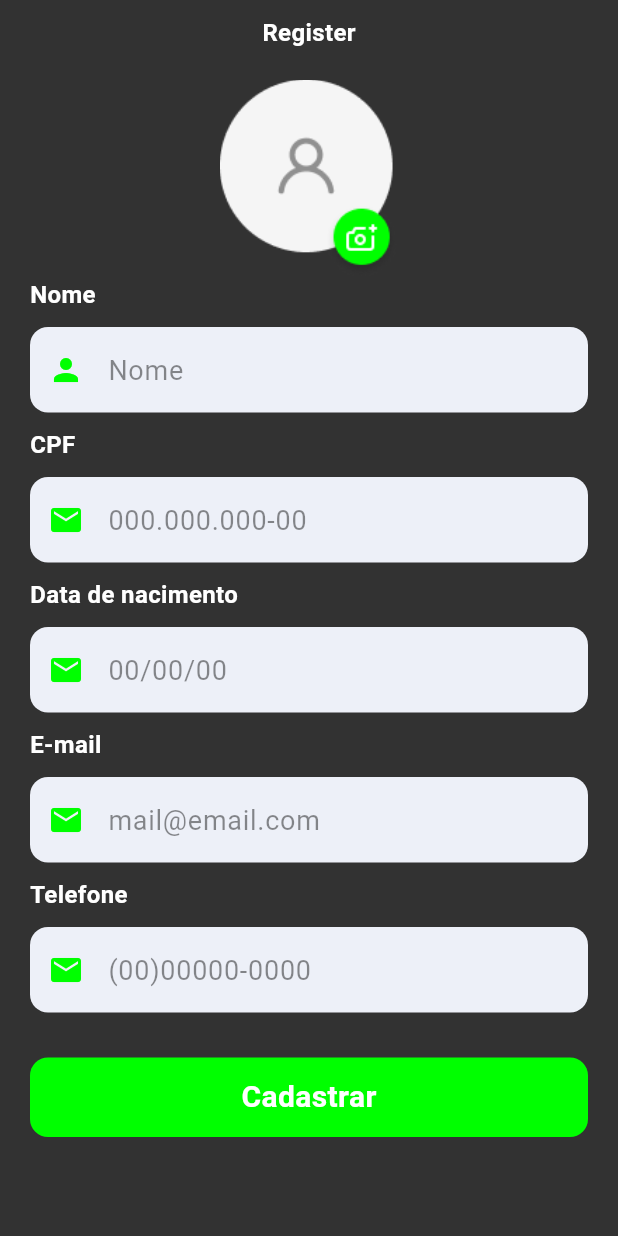
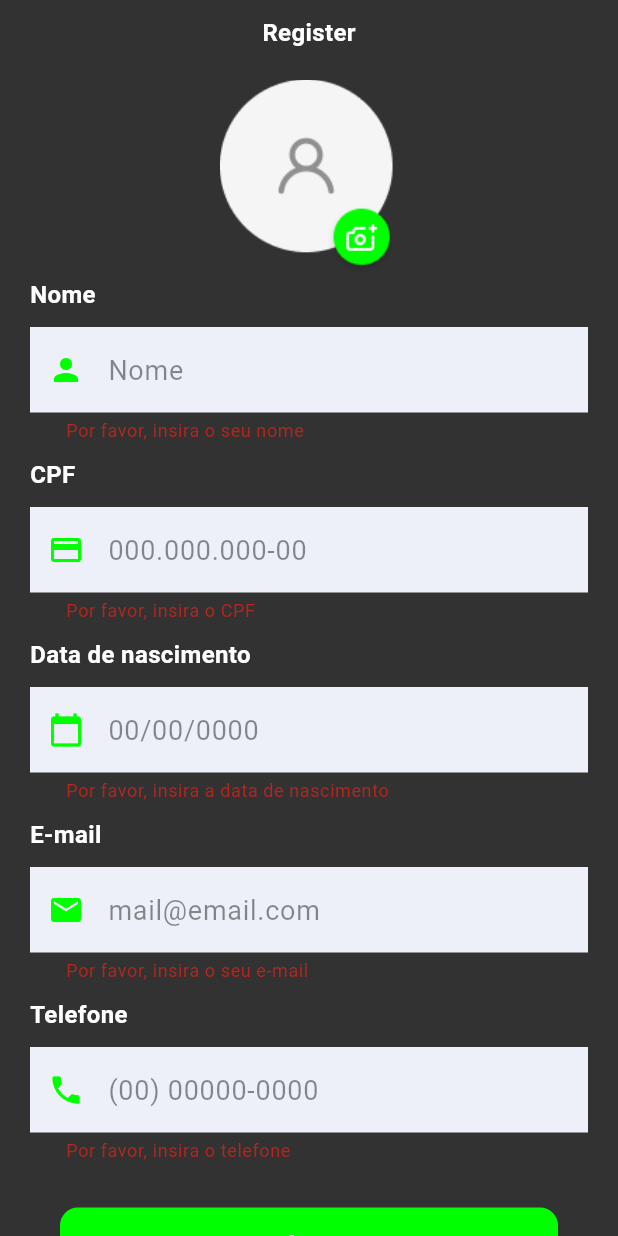
Before and after one commit to ArthurFerreira04/FlutterLoginDefault, a Flutter app: the RegisterScreen screen opened directly, after a tap on "Cadastrar", on a phone screen of 412 x 824 dp. Run offline on Flutter 3.47's test engine with Material 3 defaults, Android fonts, the phone set to English and light mode, and no system bars; our stand-ins replace carousel_slider, dio, flutter_masked_text2.

Commit message:
[Feature] Create Text Field Validators

```diff
--- a/login_default/lib/login/Widget/text_field.dart
+++ b/login_default/lib/login/Widget/text_field.dart
@@ -6,6 +6,7 @@ class TextFieldInpute extends StatelessWidget {
   final String hintText;
   final IconData icon;
   final bool obscureText;
+  final String? Function(String?)? validator;
 
   const TextFieldInpute({
     super.key,
@@ -14,15 +15,17 @@ class TextFieldInpute extends StatelessWidget {
     required this.hintText,
     required this.icon,
     this.obscureText = false,
+    this.validator,
   });
 
   @override
   Widget build(BuildContext context) {
     return Padding(
       padding: const EdgeInsets.symmetric(vertical: 10),
-      child: TextField(
+      child: TextFormField(
         obscureText: isPass || obscureText,
         controller: textEditingController,
+        validator: validator,
         decoration: InputDecoration(
           hintText: hintText,
           hintStyle: const TextStyle(
--- /dev/null
+++ b/login_default/lib/login/Widget/validators.dart
@@ -0,0 +1,77 @@
+class Validators {
+  static String? validateName(String? value) {
+    if (value == null || value.isEmpty) {
+      return 'Por favor, insira o seu nome';
+    }
+    return null;
+  }
+
+  static String? validateEmail(String? value) {
+    if (value == null || value.isEmpty) {
+      return 'Por favor, insira o seu e-mail';
+    }
+    const pattern = r'^[a-zA-Z0-9._%+-]+@[a-zA-Z0-9.-]+\.[a-zA-Z]{2,}$';
+    final regex = RegExp(pattern);
+    if (!regex.hasMatch(value)) {
+      return 'Insira um e-mail válido';
+    }
+    return null;
+  }
+
+  static String? validatePassword(String? value) {
+    if (value == null || value.isEmpty) {
+      return 'Por favor, insira sua senha';
+    } else if (value.length < 6) {
+      return 'A senha deve ter pelo menos 6 caracteres';
+    }
+    return null;
+  }
+
+  static String? validateCpf(String? value) {
+    if (value == null || value.isEmpty) {
+      return 'Por favor, insira o CPF';
+    }
+
+    final cleanCpf = value.replaceAll(RegExp(r'[^\d]'), '');
+    if (cleanCpf.length != 11) {
+      return 'O CPF deve ter 11 dígitos';
+    }
+
+    const pattern = r'^\d{3}\.\d{3}\.\d{3}-\d{2}$';
+    final regex = RegExp(pattern);
+    if (!regex.hasMatch(value)) {
+      return 'Insira um CPF válido no formato 000.000.000-00';
+    }
+    return null;
+  }
+
+  static String? validateDateOfBirth(String? value) {
+    if (value == null || value.isEmpty) {
+      return 'Por favor, insira a data de nascimento';
+    }
+    const pattern = r'^\d{2}/\d{2}/\d{4}$';
+    final regex = RegExp(pattern);
+    if (!regex.hasMatch(value)) {
+      return 'Insira uma data de nascimento válida no formato dd/mm/aaaa';
+    }
+    return null;
+  }
+
+  static String? validatePhone(String? value) {
+    if (value == null || value.isEmpty) {
+      return 'Por favor, insira o telefone';
+    }
+
+    final cleanPhone = value.replaceAll(RegExp(r'[^\d]'), '');
+    if (cleanPhone.length != 11) {
+      return 'O telefone deve ter 11 dígitos';
+    }
+
+    const pattern = r'^\(\d{2}\) \d{5}-\d{4}$';
+    final regex = RegExp(pattern);
+    if (!regex.hasMatch(value)) {
+      return 'Insira um telefone válido no formato (00) 00000-0000';
+    }
+    return null;
+  }
+}
--- a/login_default/lib/login/screen/home_screen.dart
+++ b/login_default/lib/login/screen/home_screen.dart
@@ -49,7 +49,6 @@ class _HomeScreenState extends State<HomeScreen> {
                 'Upcoming',
                 style: TextStyle(color: Colors.white),
               ),
-              //Carrossel
               FutureBuilder(
                 future: upcomingMovies,
                 builder: (context, snapshot) {
@@ -81,7 +80,6 @@ class _HomeScreenState extends State<HomeScreen> {
                 },
               ),
 
-              //Popular Movies
               const Text(
                 'Popular',
                 style: TextStyle(color: Colors.white),
--- a/login_default/lib/login/screen/register_screen.dart
+++ b/login_default/lib/login/screen/register_screen.dart
@@ -1,6 +1,8 @@
 import 'package:flutter/material.dart';
+import 'package:flutter_masked_text2/flutter_masked_text2.dart';
 import 'package:login_default/login/Widget/button.dart';
 import 'package:login_default/login/Widget/text_field.dart';
+import 'package:login_default/login/Widget/validators.dart';
 
 class RegisterScreen extends StatefulWidget {
   const RegisterScreen({super.key});
@@ -11,10 +13,12 @@ class RegisterScreen extends StatefulWidget {
 
 class _RegisterScreenState extends State<RegisterScreen> {
   final TextEditingController nameController = TextEditingController();
-  final TextEditingController cpfController = TextEditingController();
-  final TextEditingController dateOfBirthController = TextEditingController();
+  final MaskedTextController cpfController = MaskedTextController(mask: '000.000.000-00');
+  final MaskedTextController dateOfBirthController = MaskedTextController(mask: '00/00/0000');
   final TextEditingController emailController = TextEditingController();
-  final TextEditingController phoneController = TextEditingController();
+  final MaskedTextController phoneController = MaskedTextController(mask: '(00) 00000-0000');
+
+  final GlobalKey<FormState> _formKey = GlobalKey<FormState>();
 
   @override
   Widget build(BuildContext context) {
@@ -24,6 +28,8 @@ class _RegisterScreenState extends State<RegisterScreen> {
       body: SafeArea(
         child: SingleChildScrollView(
           child: SizedBox(
+            child: Form(
+              key: _formKey,
               child: Column(
                 crossAxisAlignment: CrossAxisAlignment.center,
                 children: [
@@ -63,8 +69,9 @@ class _RegisterScreenState extends State<RegisterScreen> {
                           width: double.infinity,
                           child: TextFieldInpute(
                             textEditingController: nameController,
-                          hintText: "Nome ",
+                            hintText: "Nome",
                             icon: Icons.person,
+                            validator: Validators.validateName,
                           ),
                         ),
                       ],
@@ -88,7 +95,8 @@ class _RegisterScreenState extends State<RegisterScreen> {
                           child: TextFieldInpute(
                             textEditingController: cpfController,
                             hintText: "000.000.000-00",
-                          icon: Icons.email,
+                            icon: Icons.credit_card,
+                            validator: Validators.validateCpf,
                           ),
                         ),
                       ],
@@ -100,7 +108,7 @@ class _RegisterScreenState extends State<RegisterScreen> {
                       crossAxisAlignment: CrossAxisAlignment.start,
                       children: [
                         const Text(
-                        "Data de nacimento",
+                          "Data de nascimento",
                           style: TextStyle(
                             fontWeight: FontWeight.bold,
                             fontSize: 16,
@@ -111,8 +119,9 @@ class _RegisterScreenState extends State<RegisterScreen> {
                           width: double.infinity,
                           child: TextFieldInpute(
                             textEditingController: dateOfBirthController,
-                          hintText: "00/00/00",
-                          icon: Icons.email,
+                            hintText: "00/00/0000",
+                            icon: Icons.calendar_today,
+                            validator: Validators.validateDateOfBirth,
                           ),
                         ),
                       ],
@@ -137,12 +146,12 @@ class _RegisterScreenState extends State<RegisterScreen> {
                             textEditingController: emailController,
                             hintText: "mail@email.com",
                             icon: Icons.email,
+                            validator: Validators.validateEmail,
                           ),
                         ),
                       ],
                     ),
                   ),
-
                   Padding(
                     padding: const EdgeInsets.symmetric(horizontal: 20.0),
                     child: Column(
@@ -160,22 +169,31 @@ class _RegisterScreenState extends State<RegisterScreen> {
                           width: double.infinity,
                           child: TextFieldInpute(
                             textEditingController: phoneController,
-                          hintText: "(00)00000-0000",
-                          icon: Icons.email,
+                            hintText: "(00) 00000-0000",
+                            icon: Icons.phone,
+                            validator: Validators.validatePhone,
                           ),
                         ),
                       ],
                     ),
                   ),
-
-            MyButton(onTab: () {}, text: "Cadastrar"),
+                  Padding(
+                    padding: const EdgeInsets.symmetric(horizontal: 20.0),
+                    child: MyButton(
+                      onTab: () {
+                        if (_formKey.currentState?.validate() ?? false) {
+                        }
+                      },
+                      text: "Cadastrar",
+                    ),
+                  ),
                   SizedBox(height: height / 15),
-
                 ],
               ),
-      )
             ),
-      )
+          ),
+        ),
+      ),
     );
   }
 }
--- a/login_default/pubspec.yaml
+++ b/login_default/pubspec.yaml
@@ -16,6 +16,7 @@ dependencies:
   cloud_firestore: ^5.4.2
   dio: ^5.0.0
   carousel_slider: ^5.0.0
+  flutter_masked_text2: ^0.9.1
 
 dev_dependencies:
   flutter_test:
```
Also changed, not shown: login_default/lib/login/screen/login_screen.dart (+56 -15 lines), login_default/pubspec.lock. Lines whose indentation alone changed are shown as unchanged.
